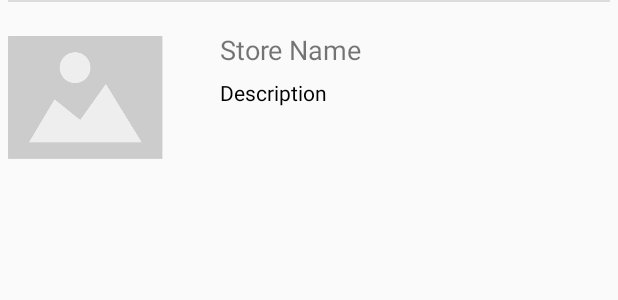
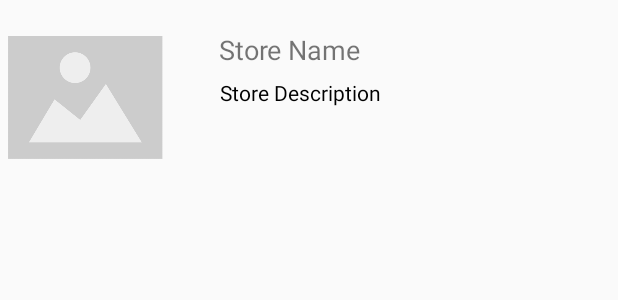
Before and after one commit to NouranSamak/FoodCourt, an Android app: the layout store_cell.xml on its own in the app's theme, with its tools: preview values and no code run, on a phone screen of 412 x 824 dp. Shown: the top 300 px of the screen. Run offline under Robolectric (Android 15) with nearby library versions, the phone set to English and light mode, and no system bars.

```diff
--- a/app/src/main/AndroidManifest.xml
+++ b/app/src/main/AndroidManifest.xml
@@ -18,7 +18,7 @@
                 <category android:name="android.intent.category.LAUNCHER" />
             </intent-filter>
         </activity>
-        <activity android:name=".main.view.MainActivity"></activity>
+        <activity android:name=".main.view.MainActivity" android:configChanges="orientation"></activity>
     </application>
 
 </manifest>
--- a/app/src/main/java/com/projects/nouran/foodcourt/main/view/MainActivity.java
+++ b/app/src/main/java/com/projects/nouran/foodcourt/main/view/MainActivity.java
@@ -1,5 +1,6 @@
 package com.projects.nouran.foodcourt.main.view;
 
+import android.os.PersistableBundle;
 import android.support.v7.app.AppCompatActivity;
 import android.os.Bundle;
 import android.support.v7.widget.LinearLayoutManager;
@@ -92,5 +93,4 @@ public class MainActivity extends AppCompatActivity implements MainContract.MvpV
 
     }
 
-
 }
--- a/app/src/main/res/layout/store_cell.xml
+++ b/app/src/main/res/layout/store_cell.xml
@@ -17,7 +17,8 @@
         app:layout_constraintBottom_toBottomOf="parent"
         app:layout_constraintStart_toStartOf="parent"
         app:layout_constraintTop_toTopOf="parent"
-        app:srcCompat="@drawable/placeholder" />
+        app:srcCompat="@drawable/placeholder"
+        android:contentDescription="@string/store_logo_content" />
 
     <TextView
         android:id="@+id/storeName"
@@ -25,12 +26,12 @@
         android:layout_height="31dp"
         android:paddingLeft="10dp"
         android:paddingTop="5dp"
-        android:text="Store Name"
+        android:text="@string/store_name"
         android:textSize="18sp"
         app:layout_constraintEnd_toEndOf="parent"
-        app:layout_constraintHorizontal_bias="0.515"
         app:layout_constraintStart_toEndOf="@+id/storeLogo"
-        app:layout_constraintTop_toTopOf="@id/storeLogo" />
+        app:layout_constraintTop_toTopOf="@id/storeLogo"
+        android:paddingStart="10dp" />
 
     <TextView
         android:id="@+id/storeDescription"
@@ -40,19 +41,21 @@
         android:ellipsize="end"
         android:maxLines="3"
         android:paddingLeft="10dp"
-        android:text="Description"
+        android:paddingRight="10dp"
+        android:text="@string/store_description"
         android:textColor="@android:color/black"
         app:layout_constraintEnd_toEndOf="parent"
         app:layout_constraintHorizontal_bias="0.515"
         app:layout_constraintStart_toEndOf="@+id/storeLogo"
-        app:layout_constraintTop_toBottomOf="@+id/storeName" />
+        app:layout_constraintTop_toBottomOf="@+id/storeName"
+        android:paddingStart="10dp" />
 
     <View
         android:id="@+id/divider"
         android:layout_width="match_parent"
         android:layout_height="1dp"
         android:background="?android:attr/listDivider"
-        app:layout_constraintTop_toBottomOf="@+id/imageView"
+        app:layout_constraintTop_toBottomOf="@+id/storeLogo"
         app:layout_constraintStart_toEndOf="parent"
         tools:layout_editor_absoluteX="5dp"
         tools:layout_editor_absoluteY="115dp" />
--- a/app/src/main/res/values/strings.xml
+++ b/app/src/main/res/values/strings.xml
@@ -1,3 +1,7 @@
 <resources>
     <string name="app_name">FoodCourt</string>
+    <string name="filter_hint">Type to Filter..</string>
+    <string name="store_name">Store Name</string>
+    <string name="store_description">Store Description</string>
+    <string name="store_logo_content">Store Logo</string>
 </resources>
```
Also changed, not shown: app/src/main/res/layout/activity_main.xml (+5 -2 lines).
